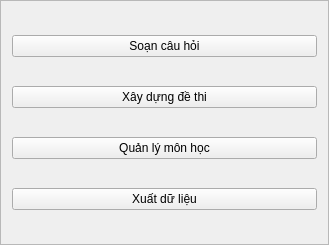
Above: gui_main_screen/main_screen.ui from NguyenQuangMinh0504/he_thong_tao_de_thi_cho_giao_vien before the change. Below: the same form after it.
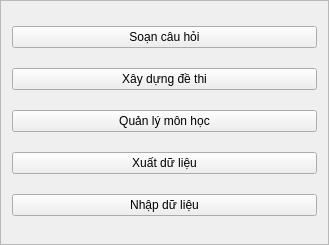
That is the form after the change.

```diff
--- a/gui_main_screen/main_screen.ui
+++ b/gui_main_screen/main_screen.ui
@@ -48,6 +48,13 @@
      </property>
     </widget>
    </item>
+   <item>
+    <widget class="QPushButton" name="import_data_button">
+     <property name="text">
+      <string>Nhập dữ liệu</string>
+     </property>
+    </widget>
+   </item>
   </layout>
  </widget>
  <resources/>
```
Left out of the diff: 6 changed lines with no effect on the pictures.
